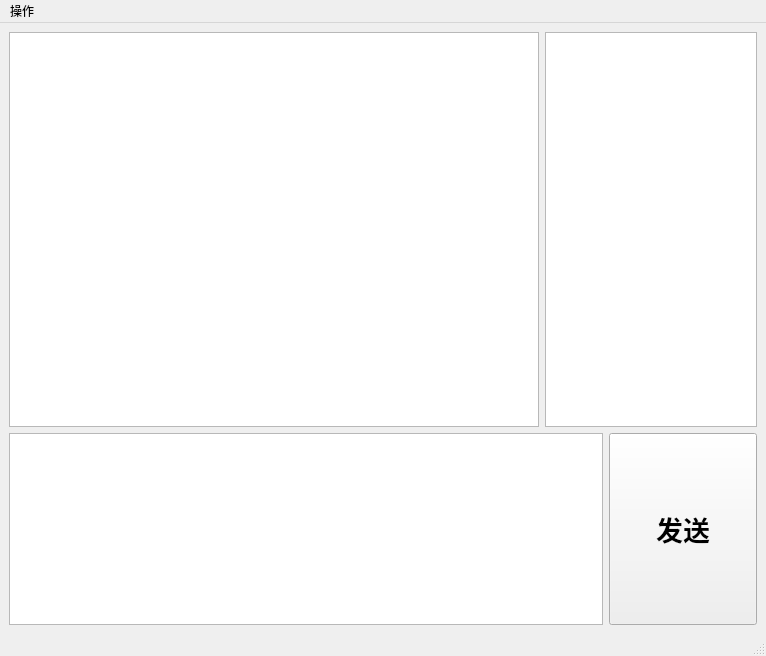
Old version of the form src/user/ui/ChatWindow.ui in the repository StarsetNight/Lhat.
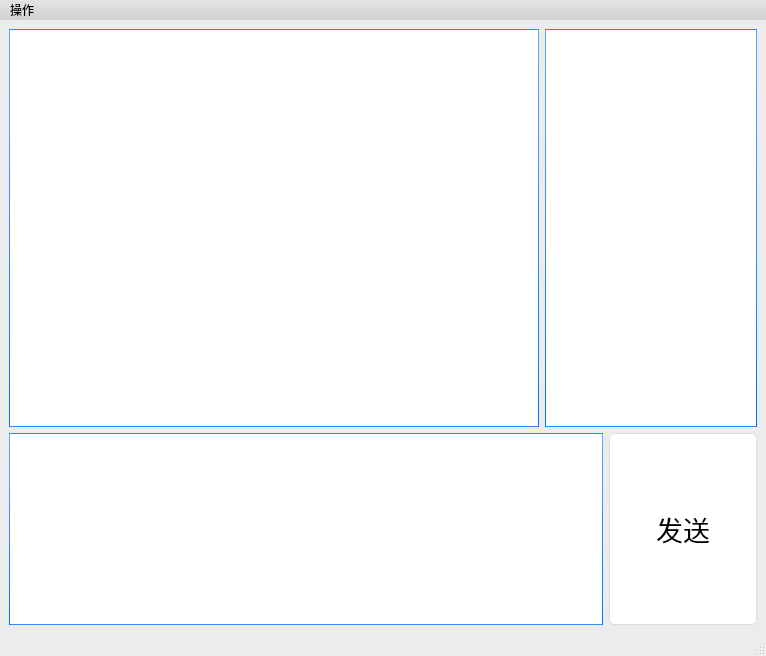
New version of the form.

```diff
--- a/src/user/ui/ChatWindow.ui
+++ b/src/user/ui/ChatWindow.ui
@@ -13,6 +13,567 @@
   <property name="windowTitle">
    <string>MainWindow</string>
   </property>
+  <property name="styleSheet">
+   <string notr="true">/*
+Aqua Style Sheet for QT Applications
+Author: Jaime A. Quiroga P.
+Company: GTRONICK
+Last updated: 22/01/2019, 07:55.
+Available at: https://github.com/GTRONICK/QSS/blob/master/Aqua.qss
+*/
+QMainWindow {
+	background-color:#ececec;
+}
+QTextEdit {
+	border-width: 1px;
+	border-style: solid;
+	border-color: qlineargradient(spread:pad, x1:0.5, y1:1, x2:0.5, y2:0, stop:0 rgba(0, 113, 255, 255), stop:1 rgba(91, 171, 252, 255));
+}
+QPlainTextEdit {
+	border-width: 1px;
+	border-style: solid;
+	border-color: qlineargradient(spread:pad, x1:0.5, y1:1, x2:0.5, y2:0, stop:0 rgba(0, 113, 255, 255), stop:1 rgba(91, 171, 252, 255));
+}
+QToolButton {
+	border-style: solid;
+	border-top-color: qlineargradient(spread:pad, x1:0.5, y1:1, x2:0.5, y2:0, stop:0 rgb(215, 215, 215), stop:1 rgb(222, 222, 222));
+	border-right-color: qlineargradient(spread:pad, x1:0, y1:0.5, x2:1, y2:0.5, stop:0 rgb(217, 217, 217), stop:1 rgb(227, 227, 227));
+	border-left-color: qlineargradient(spread:pad, x1:0, y1:0.5, x2:1, y2:0.5, stop:0 rgb(227, 227, 227), stop:1 rgb(217, 217, 217));
+	border-bottom-color: qlineargradient(spread:pad, x1:0.5, y1:1, x2:0.5, y2:0, stop:0 rgb(215, 215, 215), stop:1 rgb(222, 222, 222));
+	border-width: 1px;
+	border-radius: 5px;
+	color: rgb(0,0,0);
+	padding: 2px;
+	background-color: rgb(255,255,255);
+}
+QToolButton:hover{
+	border-style: solid;
+	border-top-color: qlineargradient(spread:pad, x1:0.5, y1:1, x2:0.5, y2:0, stop:0 rgb(195, 195, 195), stop:1 rgb(222, 222, 222));
+	border-right-color: qlineargradient(spread:pad, x1:0, y1:0.5, x2:1, y2:0.5, stop:0 rgb(197, 197, 197), stop:1 rgb(227, 227, 227));
+	border-left-color: qlineargradient(spread:pad, x1:0, y1:0.5, x2:1, y2:0.5, stop:0 rgb(227, 227, 227), stop:1 rgb(197, 197, 197));
+	border-bottom-color: qlineargradient(spread:pad, x1:0.5, y1:1, x2:0.5, y2:0, stop:0 rgb(195, 195, 195), stop:1 rgb(222, 222, 222));
+	border-width: 1px;
+	border-radius: 5px;
+	color: rgb(0,0,0);
+	padding: 2px;
+	background-color: rgb(255,255,255);
+}
+QToolButton:pressed{
+	border-style: solid;
+	border-top-color: qlineargradient(spread:pad, x1:0.5, y1:1, x2:0.5, y2:0, stop:0 rgb(215, 215, 215), stop:1 rgb(222, 222, 222));
+	border-right-color: qlineargradient(spread:pad, x1:0, y1:0.5, x2:1, y2:0.5, stop:0 rgb(217, 217, 217), stop:1 rgb(227, 227, 227));
+	border-left-color: qlineargradient(spread:pad, x1:0, y1:0.5, x2:1, y2:0.5, stop:0 rgb(227, 227, 227), stop:1 rgb(217, 217, 217));
+	border-bottom-color: qlineargradient(spread:pad, x1:0.5, y1:1, x2:0.5, y2:0, stop:0 rgb(215, 215, 215), stop:1 rgb(222, 222, 222));
+	border-width: 1px;
+	border-radius: 5px;
+	color: rgb(0,0,0);
+	padding: 2px;
+	background-color: rgb(142,142,142);
+}
+QPushButton{
+	border-style: solid;
+	border-top-color: qlineargradient(spread:pad, x1:0.5, y1:1, x2:0.5, y2:0, stop:0 rgb(215, 215, 215), stop:1 rgb(222, 222, 222));
+	border-right-color: qlineargradient(spread:pad, x1:0, y1:0.5, x2:1, y2:0.5, stop:0 rgb(217, 217, 217), stop:1 rgb(227, 227, 227));
+	border-left-color: qlineargradient(spread:pad, x1:0, y1:0.5, x2:1, y2:0.5, stop:0 rgb(227, 227, 227), stop:1 rgb(217, 217, 217));
+	border-bottom-color: qlineargradient(spread:pad, x1:0.5, y1:1, x2:0.5, y2:0, stop:0 rgb(215, 215, 215), stop:1 rgb(222, 222, 222));
+	border-width: 1px;
+	border-radius: 5px;
+	color: rgb(0,0,0);
+	padding: 2px;
+	background-color: rgb(255,255,255);
+}
+QPushButton::default{
+	border-style: solid;
+	border-top-color: qlineargradient(spread:pad, x1:0.5, y1:1, x2:0.5, y2:0, stop:0 rgb(215, 215, 215), stop:1 rgb(222, 222, 222));
+	border-right-color: qlineargradient(spread:pad, x1:0, y1:0.5, x2:1, y2:0.5, stop:0 rgb(217, 217, 217), stop:1 rgb(227, 227, 227));
+	border-left-color: qlineargradient(spread:pad, x1:0, y1:0.5, x2:1, y2:0.5, stop:0 rgb(227, 227, 227), stop:1 rgb(217, 217, 217));
+	border-bottom-color: qlineargradient(spread:pad, x1:0.5, y1:1, x2:0.5, y2:0, stop:0 rgb(215, 215, 215), stop:1 rgb(222, 222, 222));
+	border-width: 1px;
+	border-radius: 5px;
+	color: rgb(0,0,0);
+	padding: 2px;
+	background-color: rgb(255,255,255);
+}
+QPushButton:hover{
+	border-style: solid;
+	border-top-color: qlineargradient(spread:pad, x1:0.5, y1:1, x2:0.5, y2:0, stop:0 rgb(195, 195, 195), stop:1 rgb(222, 222, 222));
+	border-right-color: qlineargradient(spread:pad, x1:0, y1:0.5, x2:1, y2:0.5, stop:0 rgb(197, 197, 197), stop:1 rgb(227, 227, 227));
+	border-left-color: qlineargradient(spread:pad, x1:0, y1:0.5, x2:1, y2:0.5, stop:0 rgb(227, 227, 227), stop:1 rgb(197, 197, 197));
+	border-bottom-color: qlineargradient(spread:pad, x1:0.5, y1:1, x2:0.5, y2:0, stop:0 rgb(195, 195, 195), stop:1 rgb(222, 222, 222));
+	border-width: 1px;
+	border-radius: 5px;
+	color: rgb(0,0,0);
+	padding: 2px;
+	background-color: rgb(255,255,255);
+}
+QPushButton:pressed{
+	border-style: solid;
+	border-top-color: qlineargradient(spread:pad, x1:0.5, y1:1, x2:0.5, y2:0, stop:0 rgb(215, 215, 215), stop:1 rgb(222, 222, 222));
+	border-right-color: qlineargradient(spread:pad, x1:0, y1:0.5, x2:1, y2:0.5, stop:0 rgb(217, 217, 217), stop:1 rgb(227, 227, 227));
+	border-left-color: qlineargradient(spread:pad, x1:0, y1:0.5, x2:1, y2:0.5, stop:0 rgb(227, 227, 227), stop:1 rgb(217, 217, 217));
+	border-bottom-color: qlineargradient(spread:pad, x1:0.5, y1:1, x2:0.5, y2:0, stop:0 rgb(215, 215, 215), stop:1 rgb(222, 222, 222));
+	border-width: 1px;
+	border-radius: 5px;
+	color: rgb(0,0,0);
+	padding: 2px;
+	background-color: rgb(142,142,142);
+}
+QPushButton:disabled{
+	border-style: solid;
+	border-top-color: qlineargradient(spread:pad, x1:0.5, y1:1, x2:0.5, y2:0, stop:0 rgb(215, 215, 215), stop:1 rgb(222, 222, 222));
+	border-right-color: qlineargradient(spread:pad, x1:0, y1:0.5, x2:1, y2:0.5, stop:0 rgb(217, 217, 217), stop:1 rgb(227, 227, 227));
+	border-left-color: qlineargradient(spread:pad, x1:0, y1:0.5, x2:1, y2:0.5, stop:0 rgb(227, 227, 227), stop:1 rgb(217, 217, 217));
+	border-bottom-color: qlineargradient(spread:pad, x1:0.5, y1:1, x2:0.5, y2:0, stop:0 rgb(215, 215, 215), stop:1 rgb(222, 222, 222));
+	border-width: 1px;
+	border-radius: 5px;
+	color: #808086;
+	padding: 2px;
+	background-color: rgb(142,142,142);
+}
+QLineEdit {
+	border-width: 1px; border-radius: 4px;
+	border-style: solid;
+	border-color: qlineargradient(spread:pad, x1:0.5, y1:1, x2:0.5, y2:0, stop:0 rgba(0, 113, 255, 255), stop:1 rgba(91, 171, 252, 255));
+}
+QLabel {
+	color: #000000;
+}
+QLCDNumber {
+	color: rgb(0, 113, 255, 255);
+}
+QProgressBar {
+	text-align: center;
+	color: rgb(240, 240, 240);
+	border-width: 1px; 
+	border-radius: 10px;
+	border-color: rgb(230, 230, 230);
+	border-style: solid;
+	background-color:rgb(207,207,207);
+}
+QProgressBar::chunk {
+	background-color: qlineargradient(spread:pad, x1:0.5, y1:1, x2:0.5, y2:0, stop:0 rgba(49, 147, 250, 255), stop:1 rgba(34, 142, 255, 255));
+	border-radius: 10px;
+}
+QMenuBar {
+	background-color: qlineargradient(spread:pad, x1:0.5, y1:1, x2:0.5, y2:0, stop:0 rgba(207, 209, 207, 255), stop:1 rgba(230, 229, 230, 255));
+}
+QMenuBar::item {
+	color: #000000;
+  	spacing: 3px;
+  	padding: 1px 4px;
+	background-color: qlineargradient(spread:pad, x1:0.5, y1:1, x2:0.5, y2:0, stop:0 rgba(207, 209, 207, 255), stop:1 rgba(230, 229, 230, 255));
+}
+
+QMenuBar::item:selected {
+  	background-color: qlineargradient(spread:pad, x1:0.5, y1:1, x2:0.5, y2:0, stop:0 rgba(0, 113, 255, 255), stop:1 rgba(91, 171, 252, 255));
+	color: #FFFFFF;
+}
+QMenu::item:selected {
+	border-style: solid;
+	border-top-color: transparent;
+	border-right-color: transparent;
+	border-left-color: qlineargradient(spread:pad, x1:0.5, y1:1, x2:0.5, y2:0, stop:0 rgba(0, 113, 255, 255), stop:1 rgba(91, 171, 252, 255));
+	border-bottom-color: transparent;
+	border-left-width: 2px;
+	color: #000000;
+	padding-left:15px;
+	padding-top:4px;
+	padding-bottom:4px;
+	padding-right:7px;
+}
+QMenu::item {
+	border-style: solid;
+	border-top-color: transparent;
+	border-right-color: transparent;
+	border-left-color: transparent;
+	border-bottom-color: transparent;
+	border-bottom-width: 1px;
+	color: #000000;
+	padding-left:17px;
+	padding-top:4px;
+	padding-bottom:4px;
+	padding-right:7px;
+}
+QTabWidget {
+	color:rgb(0,0,0);
+	background-color:#000000;
+}
+QTabWidget::pane {
+		border-color: rgb(223,223,223);
+		background-color:rgb(226,226,226);
+		border-style: solid;
+		border-width: 2px;
+    	border-radius: 6px;
+}
+QTabBar::tab:first {
+	border-style: solid;
+	border-left-width:1px;
+	border-right-width:0px;
+	border-top-width:1px;
+	border-bottom-width:1px;
+	border-top-color: rgb(209,209,209);
+	border-left-color: qlineargradient(spread:pad, x1:0.5, y1:1, x2:0.5, y2:0, stop:0 rgba(209, 209, 209, 209), stop:1 rgba(229, 229, 229, 229));
+	border-bottom-color: rgb(229,229,229);
+	border-top-left-radius: 4px;
+	border-bottom-left-radius: 4px;
+	color: #000000;
+	padding: 3px;
+	margin-left:0px;
+	background-color: qlineargradient(spread:pad, x1:0.5, y1:1, x2:0.5, y2:0, stop:0 rgba(247, 247, 247, 255), stop:1 rgba(255, 255, 255, 255));
+}
+QTabBar::tab:last {
+	border-style: solid;
+	border-width:1px;
+	border-top-color: rgb(209,209,209);
+	border-left-color: qlineargradient(spread:pad, x1:0.5, y1:1, x2:0.5, y2:0, stop:0 rgba(209, 209, 209, 209), stop:1 rgba(229, 229, 229, 229));
+	border-right-color: qlineargradient(spread:pad, x1:0.5, y1:1, x2:0.5, y2:0, stop:0 rgba(209, 209, 209, 209), stop:1 rgba(229, 229, 229, 229));
+	border-bottom-color: rgb(229,229,229);
+	border-top-right-radius: 4px;
+	border-bottom-right-radius: 4px;
+	color: #000000;
+	padding: 3px;
+	margin-left:0px;
+	background-color: qlineargradient(spread:pad, x1:0.5, y1:1, x2:0.5, y2:0, stop:0 rgba(247, 247, 247, 255), stop:1 rgba(255, 255, 255, 255));
+}
+QTabBar::tab {
+	border-style: solid;
+	border-top-width:1px;
+	border-bottom-width:1px;
+	border-left-width:1px;
+	border-top-color: rgb(209,209,209);
+	border-left-color: qlineargradient(spread:pad, x1:0.5, y1:1, x2:0.5, y2:0, stop:0 rgba(209, 209, 209, 209), stop:1 rgba(229, 229, 229, 229));
+	border-bottom-color: rgb(229,229,229);
+	color: #000000;
+	padding: 3px;
+	margin-left:0px;
+	background-color: qlineargradient(spread:pad, x1:0.5, y1:1, x2:0.5, y2:0, stop:0 rgba(247, 247, 247, 255), stop:1 rgba(255, 255, 255, 255));
+}
+QTabBar::tab:selected, QTabBar::tab:last:selected, QTabBar::tab:hover {
+  	border-style: solid;
+  	border-left-width:1px;
+	border-right-color: transparent;
+	border-top-color: rgb(209,209,209);
+	border-left-color: qlineargradient(spread:pad, x1:0.5, y1:1, x2:0.5, y2:0, stop:0 rgba(209, 209, 209, 209), stop:1 rgba(229, 229, 229, 229));
+	border-bottom-color: rgb(229,229,229);
+	color: #FFFFFF;
+	padding: 3px;
+	margin-left:0px;
+	background-color: qlineargradient(spread:pad, x1:0.5, y1:1, x2:0.5, y2:0, stop:0 rgba(0, 113, 255, 255), stop:1 rgba(91, 171, 252, 255));
+}
+
+QTabBar::tab:selected, QTabBar::tab:first:selected, QTabBar::tab:hover {
+  	border-style: solid;
+  	border-left-width:1px;
+  	border-bottom-width:1px;
+  	border-top-width:1px;
+	border-right-color: transparent;
+	border-top-color: rgb(209,209,209);
+	border-left-color: qlineargradient(spread:pad, x1:0.5, y1:1, x2:0.5, y2:0, stop:0 rgba(209, 209, 209, 209), stop:1 rgba(229, 229, 229, 229));
+	border-bottom-color: rgb(229,229,229);
+	color: #FFFFFF;
+	padding: 3px;
+	margin-left:0px;
+	background-color: qlineargradient(spread:pad, x1:0.5, y1:1, x2:0.5, y2:0, stop:0 rgba(0, 113, 255, 255), stop:1 rgba(91, 171, 252, 255));
+}
+
+QCheckBox {
+	color: #000000;
+	padding: 2px;
+}
+QCheckBox:disabled {
+	color: #808086;
+	padding: 2px;
+}
+
+QCheckBox:hover {
+	border-radius:4px;
+	border-style:solid;
+	padding-left: 1px;
+	padding-right: 1px;
+	padding-bottom: 1px;
+	padding-top: 1px;
+	border-width:1px;
+	border-color: transparent;
+}
+QCheckBox::indicator:checked {
+
+	height: 10px;
+	width: 10px;
+	border-style:solid;
+	border-width: 1px;
+	border-color: qlineargradient(spread:pad, x1:0.5, y1:1, x2:0.5, y2:0, stop:0 rgba(0, 113, 255, 255), stop:1 rgba(91, 171, 252, 255));
+	color: #000000;
+	background-color: qlineargradient(spread:pad, x1:0.5, y1:1, x2:0.5, y2:0, stop:0 rgba(0, 113, 255, 255), stop:1 rgba(91, 171, 252, 255));
+}
+QCheckBox::indicator:unchecked {
+
+	height: 10px;
+	width: 10px;
+	border-style:solid;
+	border-width: 1px;
+	border-color: qlineargradient(spread:pad, x1:0.5, y1:1, x2:0.5, y2:0, stop:0 rgba(0, 113, 255, 255), stop:1 rgba(91, 171, 252, 255));
+	color: #000000;
+}
+QRadioButton {
+	color: 000000;
+	padding: 1px;
+}
+QRadioButton::indicator:checked {
+	height: 10px;
+	width: 10px;
+	border-style:solid;
+	border-radius:5px;
+	border-width: 1px;
+	border-color: qlineargradient(spread:pad, x1:0.5, y1:1, x2:0.5, y2:0, stop:0 rgba(0, 113, 255, 255), stop:1 rgba(91, 171, 252, 255));
+	color: #a9b7c6;
+	background-color: qlineargradient(spread:pad, x1:0.5, y1:1, x2:0.5, y2:0, stop:0 rgba(0, 113, 255, 255), stop:1 rgba(91, 171, 252, 255));
+}
+QRadioButton::indicator:!checked {
+	height: 10px;
+	width: 10px;
+	border-style:solid;
+	border-radius:5px;
+	border-width: 1px;
+	border-color: qlineargradient(spread:pad, x1:0.5, y1:1, x2:0.5, y2:0, stop:0 rgba(0, 113, 255, 255), stop:1 rgba(91, 171, 252, 255));
+	color: #a9b7c6;
+	background-color: transparent;
+}
+QStatusBar {
+	color:#027f7f;
+}
+QSpinBox {
+	border-style: solid;
+	border-width: 1px;
+	border-color: qlineargradient(spread:pad, x1:0.5, y1:1, x2:0.5, y2:0, stop:0 rgba(0, 113, 255, 255), stop:1 rgba(91, 171, 252, 255));
+}
+QDoubleSpinBox {
+	border-style: solid;
+	border-width: 1px;
+	border-color: qlineargradient(spread:pad, x1:0.5, y1:1, x2:0.5, y2:0, stop:0 rgba(0, 113, 255, 255), stop:1 rgba(91, 171, 252, 255));
+}
+QTimeEdit {
+	border-style: solid;
+	border-width: 1px;
+	border-color: qlineargradient(spread:pad, x1:0.5, y1:1, x2:0.5, y2:0, stop:0 rgba(0, 113, 255, 255), stop:1 rgba(91, 171, 252, 255));
+}
+QDateTimeEdit {
+	border-style: solid;
+	border-width: 1px;
+	border-color: qlineargradient(spread:pad, x1:0.5, y1:1, x2:0.5, y2:0, stop:0 rgba(0, 113, 255, 255), stop:1 rgba(91, 171, 252, 255));
+}
+QDateEdit {
+	border-style: solid;
+	border-width: 1px;
+	border-color: qlineargradient(spread:pad, x1:0.5, y1:1, x2:0.5, y2:0, stop:0 rgba(0, 113, 255, 255), stop:1 rgba(91, 171, 252, 255));
+}
+
+QToolBox {
+	color: #a9b7c6;
+	background-color:#000000;
+}
+QToolBox::tab {
+	color: #a9b7c6;
+	background-color:#000000;
+}
+QToolBox::tab:selected {
+	color: #FFFFFF;
+	background-color:#000000;
+}
+QScrollArea {
+	color: #FFFFFF;
+	background-color:#000000;
+}
+QSlider::groove:horizontal {
+	height: 5px;
+	background-color: qlineargradient(spread:pad, x1:0.5, y1:1, x2:0.5, y2:0, stop:0 rgba(49, 147, 250, 255), stop:1 rgba(34, 142, 255, 255));
+}
+QSlider::groove:vertical {
+	width: 5px;
+	background-color: qlineargradient(spread:pad, x1:0.5, y1:1, x2:0.5, y2:0, stop:0 rgba(49, 147, 250, 255), stop:1 rgba(34, 142, 255, 255));
+}
+QSlider::handle:horizontal {
+	background: rgb(253,253,253);
+	border-style: solid;
+	border-width: 1px;
+	border-color: rgb(207,207,207);
+	width: 12px;
+	margin: -5px 0;
+	border-radius: 7px;
+}
+QSlider::handle:vertical {
+	background: rgb(253,253,253);
+	border-style: solid;
+	border-width: 1px;
+	border-color: rgb(207,207,207);
+	height: 12px;
+	margin: 0 -5px;
+	border-radius: 7px;
+}
+QSlider::add-page:horizontal {
+    background: rgb(181,181,181);
+}
+QSlider::add-page:vertical {
+    background: rgb(181,181,181);
+}
+QSlider::sub-page:horizontal {
+    background-color: qlineargradient(spread:pad, x1:0.5, y1:1, x2:0.5, y2:0, stop:0 rgba(49, 147, 250, 255), stop:1 rgba(34, 142, 255, 255));
+}
+QSlider::sub-page:vertical {
+    background-color: qlineargradient(spread:pad, y1:0.5, x1:1, y2:0.5, x2:0, stop:0 rgba(49, 147, 250, 255), stop:1 rgba(34, 142, 255, 255));
+}
+QScrollBar:horizontal {
+	max-height: 20px;
+	border: 1px transparent grey;
+	margin: 0px 20px 0px 20px;
+}
+QScrollBar:vertical {
+	max-width: 20px;
+	border: 1px transparent grey;
+	margin: 20px 0px 20px 0px;
+}
+QScrollBar::handle:horizontal {
+	background: rgb(253,253,253);
+	border-style: solid;
+	border-width: 1px;
+	border-color: rgb(207,207,207);
+	border-radius: 7px;
+	min-width: 25px;
+}
+QScrollBar::handle:horizontal:hover {
+	background: rgb(253,253,253);
+	border-style: solid;
+	border-width: 1px;
+	border-color: rgb(147, 200, 200);
+	border-radius: 7px;
+	min-width: 25px;
+}
+QScrollBar::handle:vertical {
+	background: rgb(253,253,253);
+	border-style: solid;
+	border-width: 1px;
+	border-color: rgb(207,207,207);
+	border-radius: 7px;
+	min-height: 25px;
+}
+QScrollBar::handle:vertical:hover {
+	background: rgb(253,253,253);
+	border-style: solid;
+	border-width: 1px;
+	border-color: rgb(147, 200, 200);
+	border-radius: 7px;
+	min-height: 25px;
+}
+QScrollBar::add-line:horizontal {
+   border: 2px transparent grey;
+   border-top-right-radius: 7px;
+   border-bottom-right-radius: 7px;
+   background: rgba(34, 142, 255, 255);
+   width: 20px;
+   subcontrol-position: right;
+   subcontrol-origin: margin;
+}
+QScrollBar::add-line:horizontal:pressed {
+   border: 2px transparent grey;
+   border-top-right-radius: 7px;
+   border-bottom-right-radius: 7px;
+   background: rgb(181,181,181);
+   width: 20px;
+   subcontrol-position: right;
+   subcontrol-origin: margin;
+}
+QScrollBar::add-line:vertical {
+   border: 2px transparent grey;
+   border-bottom-left-radius: 7px;
+   border-bottom-right-radius: 7px;
+   background: rgba(34, 142, 255, 255);
+   height: 20px;
+   subcontrol-position: bottom;
+   subcontrol-origin: margin;
+}
+QScrollBar::add-line:vertical:pressed {
+   border: 2px transparent grey;
+   border-bottom-left-radius: 7px;
+   border-bottom-right-radius: 7px;
+   background: rgb(181,181,181);
+   height: 20px;
+   subcontrol-position: bottom;
+   subcontrol-origin: margin;
+}
+QScrollBar::sub-line:horizontal {
+   border: 2px transparent grey;
+   border-top-left-radius: 7px;
+   border-bottom-left-radius: 7px;
+   background: rgba(34, 142, 255, 255);
+   width: 20px;
+   subcontrol-position: left;
+   subcontrol-origin: margin;
+}
+QScrollBar::sub-line:horizontal:pressed {
+   border: 2px transparent grey;
+   border-top-left-radius: 7px;
+   border-bottom-left-radius: 7px;
+   background: rgb(181,181,181);
+   width: 20px;
+   subcontrol-position: left;
+   subcontrol-origin: margin;
+}
+QScrollBar::sub-line:vertical {
+   border: 2px transparent grey;
+   border-top-left-radius: 7px;
+   border-top-right-radius: 7px;
+   background: rgba(34, 142, 255, 255);
+   height: 20px;
+   subcontrol-position: top;
+   subcontrol-origin: margin;
+}
+QScrollBar::sub-line:vertical:pressed {
+   border: 2px transparent grey;
+   border-top-left-radius: 7px;
+   border-top-right-radius: 7px;
+   background: rgb(181,181,181);
+   height: 20px;
+   subcontrol-position: top;
+   subcontrol-origin: margin;
+}
+QScrollBar::left-arrow:horizontal {
+   border: 1px transparent grey;
+   border-top-left-radius: 3px;
+   border-bottom-left-radius: 3px;
+   width: 6px;
+   height: 6px;
+   background: white;
+}
+QScrollBar::right-arrow:horizontal {
+   border: 1px transparent grey;
+   border-top-right-radius: 3px;
+   border-bottom-right-radius: 3px;
+   width: 6px;
+   height: 6px;
+   background: white;
+}
+QScrollBar::up-arrow:vertical {
+   border: 1px transparent grey;
+   border-top-left-radius: 3px;
+   border-top-right-radius: 3px;
+   width: 6px;
+   height: 6px;
+   background: white;
+}
+QScrollBar::down-arrow:vertical {
+   border: 1px transparent grey;
+   border-bottom-left-radius: 3px;
+   border-bottom-right-radius: 3px;
+   width: 6px;
+   height: 6px;
+   background: white;
+}
+QScrollBar::add-page:horizontal, QScrollBar::sub-page:horizontal {
+   background: none;
+}
+QScrollBar::add-page:vertical, QScrollBar::sub-page:vertical {
+   background: none;
+}</string>
+  </property>
   <widget class="QWidget" name="centralwidget">
    <layout class="QGridLayout" name="gridLayout">
     <item row="0" column="0">
@@ -66,8 +627,9 @@
         </property>
         <property name="font">
          <font>
+          <family>微软雅黑</family>
           <pointsize>20</pointsize>
-          <bold>true</bold>
+          <bold>false</bold>
          </font>
         </property>
         <property name="text">
@@ -85,10 +647,16 @@
      <x>0</x>
      <y>0</y>
      <width>766</width>
-     <height>22</height>
+     <height>19</height>
     </rect>
    </property>
    <widget class="QMenu" name="menu">
+    <property name="font">
+     <font>
+      <family>微软雅黑</family>
+      <pointsize>12</pointsize>
+     </font>
+    </property>
     <property name="title">
      <string>操作</string>
     </property>
```
Left out of the diff: 18 changed lines with no effect on the pictures.
